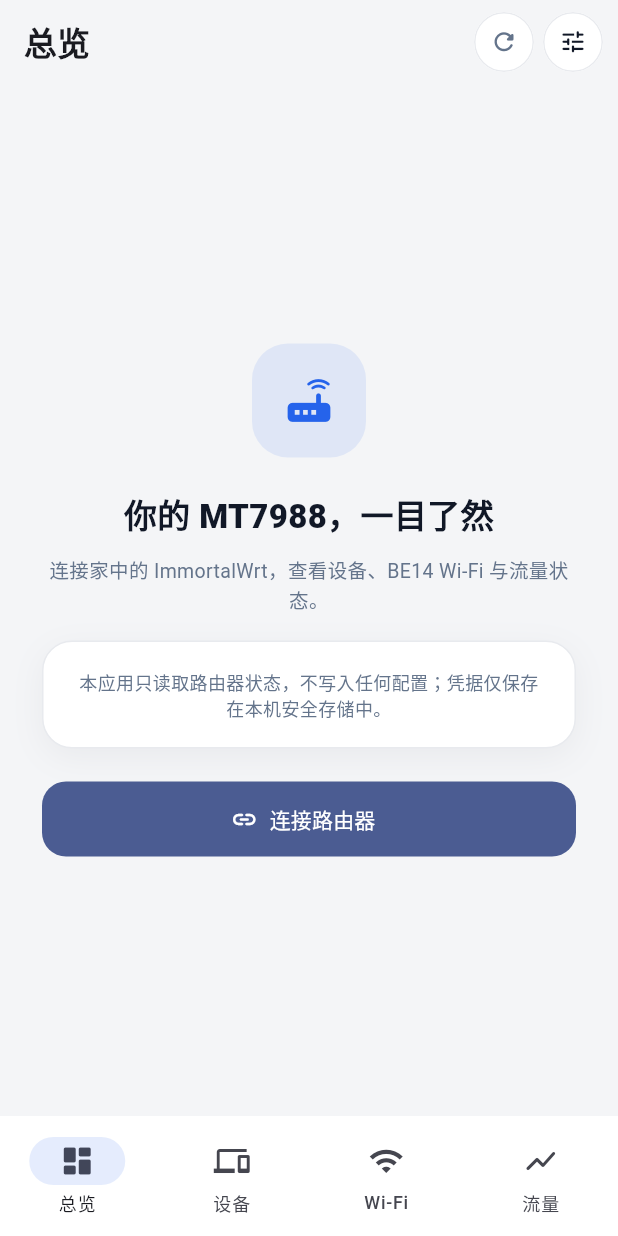
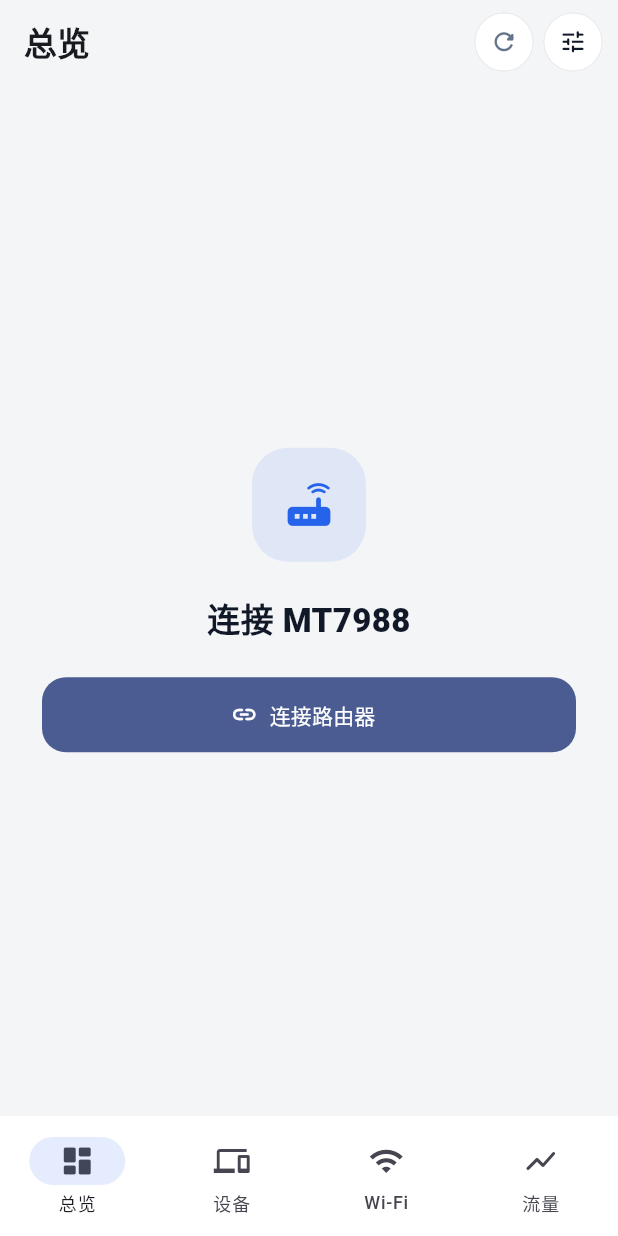
Before and after one commit to MedyMa/immortalwrt-app, a Flutter app: the screen it shows after launch, on a phone screen of 412 x 824 dp. Run offline on Flutter 3.47's test engine with Material 3 defaults, Android fonts, the phone set to English and light mode, and no system bars; our stand-ins replace flutter_secure_storage.

Commit message:
Keep mobile pages focused on status

```diff
--- a/lib/screens/wifi.dart
+++ b/lib/screens/wifi.dart
@@ -16,23 +16,21 @@
     return Column(
       crossAxisAlignment: CrossAxisAlignment.stretch,
       children: [
-        _Lead('MT7988 板载 BE14'),
         _Card(
           child: Column(
             crossAxisAlignment: CrossAxisAlignment.start,
             children: [
               Row(
                 children: [
-                  Expanded(child: Text('无线服务', style: _titleStyle(context))),
+                  Expanded(child: Text('BE14 无线', style: _titleStyle(context))),
                   if (radios.isEmpty)
                     _Pill('不可用', _mutedOf(context), tint: 0.16)
+                  else if (upCount == 0)
+                    _Pill('已停用', _mutedOf(context), tint: 0.16)
                   else
                     const _Pill('运行中', _green),
                 ],
               ),
-              const SizedBox(height: 10),
-              Text('仅显示 ImmortalWrt 所报告的射频数据，不包含 MiWiFi。',
-                  style: _bodyStyle(context)),
               const SizedBox(height: 8),
               Text(_wifiAvailability(snapshot, radios.length, upCount),
                   style: TextStyle(
--- a/lib/widgets/shared.dart
+++ b/lib/widgets/shared.dart
@@ -52,14 +52,12 @@
                         .textTheme
                         .headlineSmall
                         ?.copyWith(fontWeight: FontWeight.bold)),
-                const SizedBox(height: 8),
-                const Text('家外通过 HTTPS 入口连接；在家也可改用 192.168.2.1。无需在手机上连接 VPN。'),
                 const SizedBox(height: 20),
                 TextField(
                     controller: _url,
                     keyboardType: TextInputType.url,
                     decoration: const InputDecoration(
-                        labelText: '远程 HTTPS 或本地地址',
+                        labelText: '远程 HTTPS / 本地 HTTP（明文）',
                         hintText: 'https://bananapi.x.ddnsto.com',
                         border: OutlineInputBorder())),
                 const SizedBox(height: 12),
@@ -73,9 +71,6 @@
                     obscureText: true,
                     decoration: const InputDecoration(
                         labelText: '密码', border: OutlineInputBorder())),
-                const SizedBox(height: 10),
-                const Text('远程入口需要转发 /ubus。使用本地 HTTP 时密码以明文传输；建议使用仅读取状态的账号。',
-                    style: TextStyle(fontSize: 12)),
                 const SizedBox(height: 20),
                 FilledButton(
                     onPressed: () => Navigator.pop(context, (
@@ -626,22 +621,12 @@
               child: const Icon(Icons.router_rounded, size: 38, color: _blue),
             ),
             const SizedBox(height: 22),
-            Text('你的 MT7988，一目了然',
+            Text('连接 MT7988',
                 textAlign: TextAlign.center,
                 style: TextStyle(
                     fontSize: 22,
                     fontWeight: FontWeight.w800,
                     color: _inkOf(context))),
-            const SizedBox(height: 10),
-            Text('连接家中的 ImmortalWrt，查看设备、BE14 Wi-Fi 与流量状态。',
-                textAlign: TextAlign.center, style: _bodyStyle(context)),
-            const SizedBox(height: 18),
-            _Card(
-              child: Text('本应用只读取路由器状态，不写入任何配置；凭据仅保存在本机安全存储中。',
-                  textAlign: TextAlign.center,
-                  style: TextStyle(
-                      fontSize: 12, height: 1.45, color: _mutedOf(context))),
-            ),
             if (failure != null) ...[
               const SizedBox(height: 16),
               _Notice(failure, Icons.error_outline_rounded, tone: _red),
```
Also changed, not shown: lib/screens/devices.dart (+5 -13 lines), lib/screens/overview.dart (+17 -12 lines), lib/screens/traffic.dart (+9 -12 lines), 1 other file.
